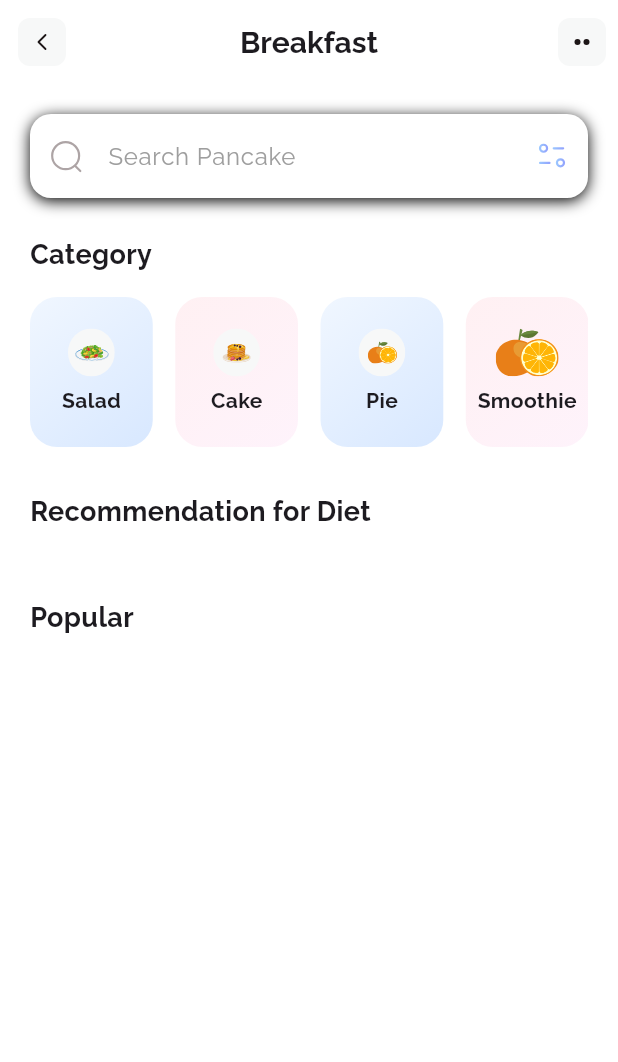
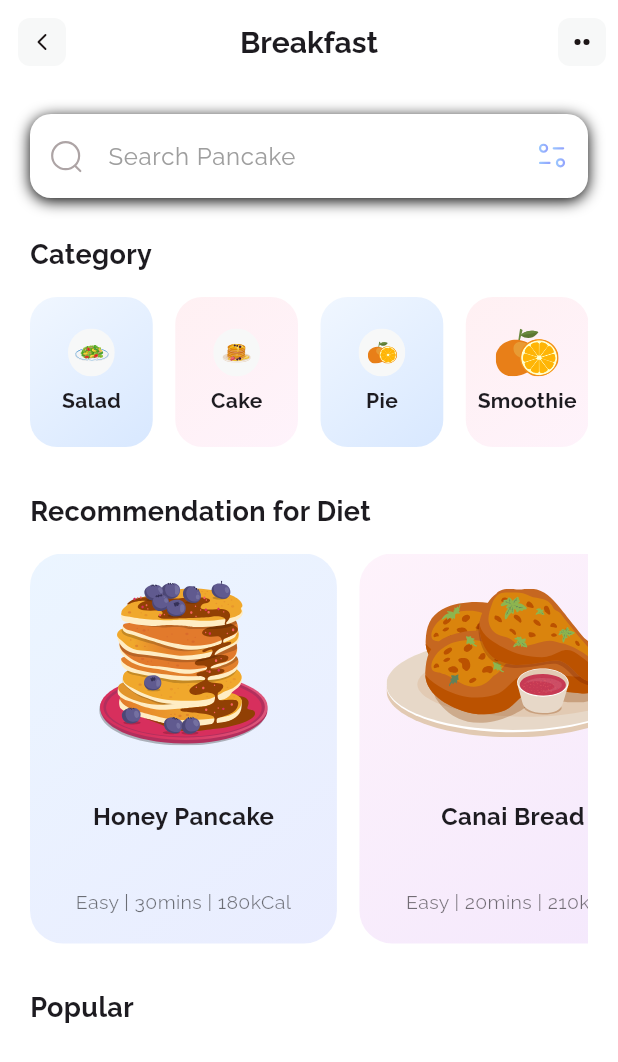
Before and after one commit to Mison1212/week_7_latihan_font, a Flutter app: the screen it shows after launch, on a phone screen of 412 x 824 dp. Shown: the top 1062 px of the screen. Run offline on Flutter 3.47's test engine with Material 3 defaults, Android fonts, the phone set to English and light mode, and no system bars; our stand-ins replace flutter_svg.

Commit message:
membuat Recomendation Box

```diff
--- a/lib/pages/break_fast_page.dart
+++ b/lib/pages/break_fast_page.dart
@@ -82,7 +82,7 @@ class BreakFastPage extends StatelessWidget {
             style: TextStyle(fontSize: 18, fontWeight: FontWeight.w600),
           ),
           const SizedBox(height: 15),
-          // _buildRecommendationBox(),
+          _buildRecommendationBox(),
           const SizedBox(height: 30),
           const Text(
             "Popular",
@@ -186,4 +186,78 @@ class BreakFastPage extends StatelessWidget {
     );
 
   }
+
+  // ============================================================
+  // RECOMMENDATION BOX (Responsive + Hover Button)
+  // ============================================================
+  Widget _buildRecommendationBox() {
+    final List<Map<String, String>> foods = [
+      {
+        "name": "Honey Pancake",
+        "detail": "Easy | 30mins | 180kCal",
+        "icons": "assets/icons/blueberry.svg",
+      },
+      {
+        "name": "Canai Bread",
+        "detail": "Easy | 20mins | 210kCal",
+        "icons": "assets/icons/vector1.svg",
+      }
+    ];
+
+    return SizedBox(
+      height: 260,
+      child: LayoutBuilder(builder: (context, constraint) {
+        double boxWidth = constraint.maxWidth * 0.55;
+
+        return ListView.separated(
+          scrollDirection: Axis.horizontal,
+          itemCount: foods.length,
+          separatorBuilder: (_, __) => const SizedBox(width: 15),
+
+          itemBuilder: (context, index) {
+            bool even = index % 2 == 0;
+
+            return Container(
+              width: boxWidth,
+              padding: const EdgeInsets.all(18),
+              decoration: BoxDecoration(
+                borderRadius: BorderRadius.circular(22),
+                gradient: LinearGradient(
+                  colors: even
+                      ? [Color(0x339DCEFF), Color(0x3392A3FD)]
+                      : [Color(0x33FBC2EB), Color(0x33C58BF2)],
+                  begin: Alignment.topLeft,
+                  end: Alignment.bottomRight,
+                ),
+              ),
+
+              child: Column(
+                mainAxisAlignment: MainAxisAlignment.spaceBetween,
+                children: [
+                  SvgPicture.asset(foods[index]["icons"]!, height: 110),
+
+                  Text(
+                    foods[index]["name"]!,
+                    style: const TextStyle(
+                        fontSize: 16, fontWeight: FontWeight.bold),
+                  ),
+
+                  Text(
+                    foods[index]["detail"]!,
+                    style: const TextStyle(color: Colors.black54, fontSize: 13),
+                  ),
+
+                  // HoverButton(
+                  //   text: "View",
+                  //   onPressed: () {},
+                  // ),
+                ],
+              ),
+            );
+          },
+        );
+      }),
+    );
+  }
+
 }
```
